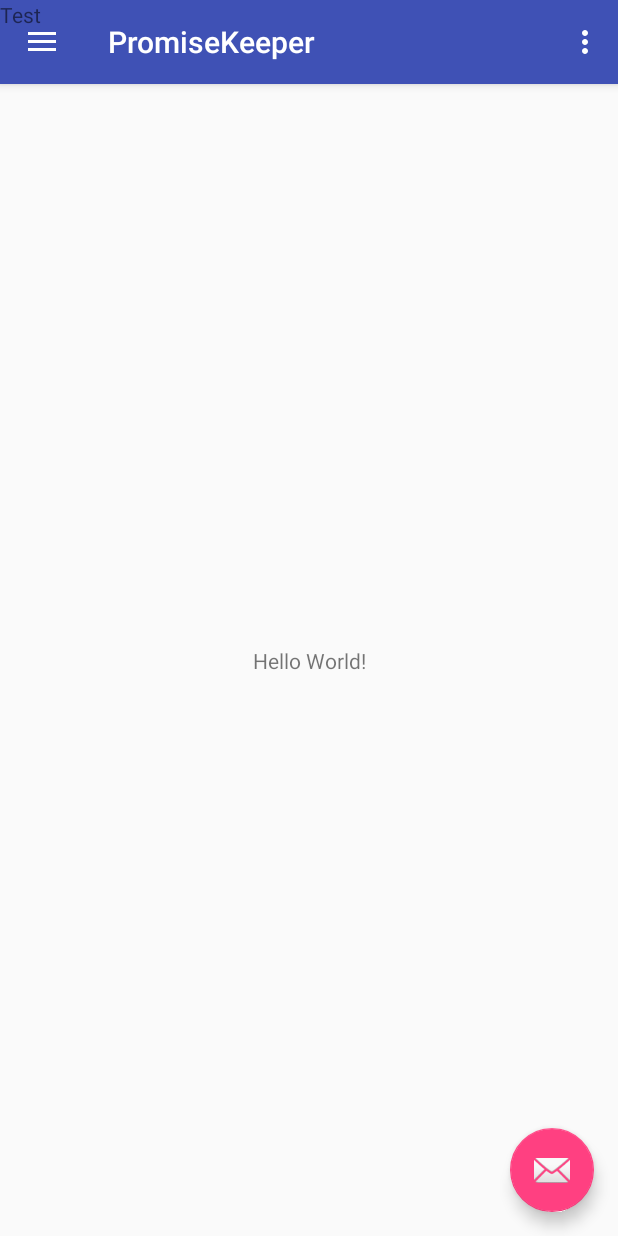
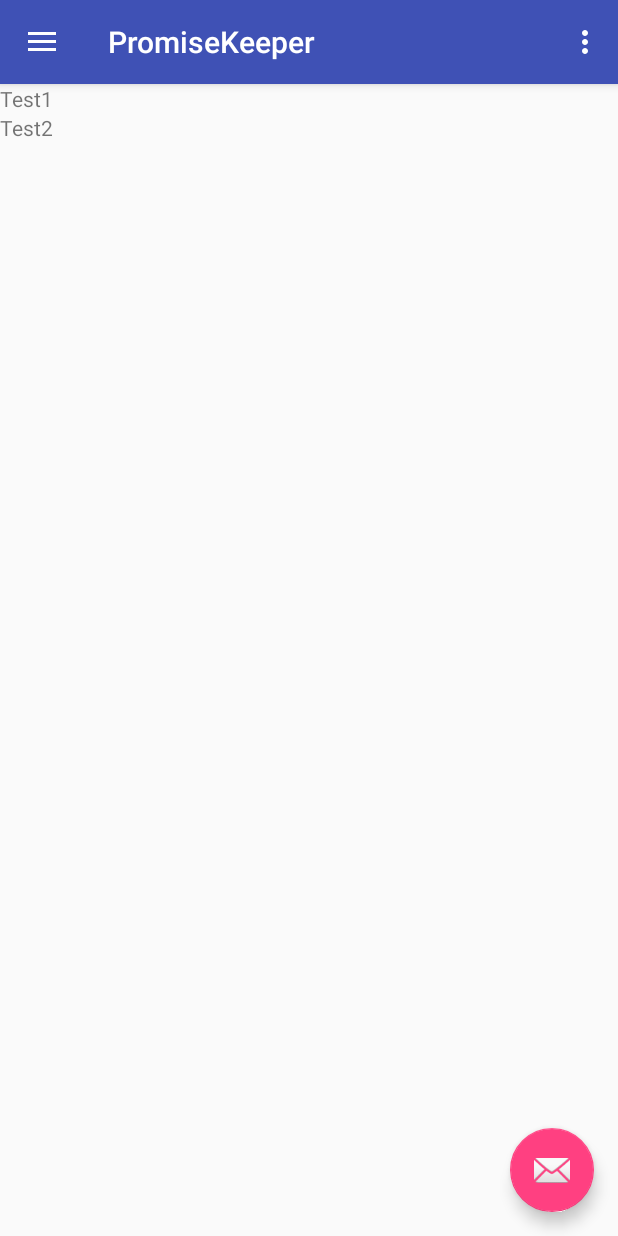
Before and after one commit to devomri/PromiseKeeper, an Android app: the screen it shows after launch (MainActivity), on a phone screen of 412 x 824 dp. Run offline under Robolectric (Android 15) with nearby library versions, the phone set to English and light mode, and no system bars.

Commit message:
recycler view placed in the wrong position

```diff
--- a/app/src/main/java/com/omri/dev/promisekeeper/PromisesAdapter.java
+++ b/app/src/main/java/com/omri/dev/promisekeeper/PromisesAdapter.java
@@ -24,8 +24,9 @@
     }
 
     public PromisesAdapter() {
-        mDataSet = new String[1];
-        mDataSet[0] = "Test";
+        mDataSet = new String[2];
+        mDataSet[0] = "Test1";
+        mDataSet[1] = "Test2";
     }
 
     @Override
--- a/app/src/main/res/layout/activity_main.xml
+++ b/app/src/main/res/layout/activity_main.xml
@@ -22,10 +22,4 @@
         app:headerLayout="@layout/nav_header_main"
         app:menu="@menu/activity_main_drawer" />
 
-    <android.support.v7.widget.RecyclerView
-        android:id="@+id/promises_recycler_view"
-        android:scrollbars="vertical"
-        android:layout_width="match_parent"
-        android:layout_height="match_parent" />
-
 </android.support.v4.widget.DrawerLayout>
--- a/app/src/main/res/layout/content_main.xml
+++ b/app/src/main/res/layout/content_main.xml
@@ -8,13 +8,10 @@
     tools:context="com.omri.dev.promisekeeper.MainActivity"
     tools:showIn="@layout/app_bar_main">
 
-    <TextView
-        android:layout_width="wrap_content"
-        android:layout_height="wrap_content"
-        android:text="Hello World!"
-        app:layout_constraintBottom_toBottomOf="parent"
-        app:layout_constraintLeft_toLeftOf="parent"
-        app:layout_constraintRight_toRightOf="parent"
-        app:layout_constraintTop_toTopOf="parent" />
+    <android.support.v7.widget.RecyclerView
+        android:id="@+id/promises_recycler_view"
+        android:scrollbars="vertical"
+        android:layout_width="match_parent"
+        android:layout_height="match_parent" />
 
 </android.support.constraint.ConstraintLayout>
--- a/build.gradle
+++ b/build.gradle
@@ -5,7 +5,7 @@
         jcenter()
     }
     dependencies {
-        classpath 'com.android.tools.build:gradle:2.3.1'
+        classpath 'com.android.tools.build:gradle:2.3.3'
 
         // NOTE: Do not place your application dependencies here; they belong
         // in the individual module build.gradle files
```
